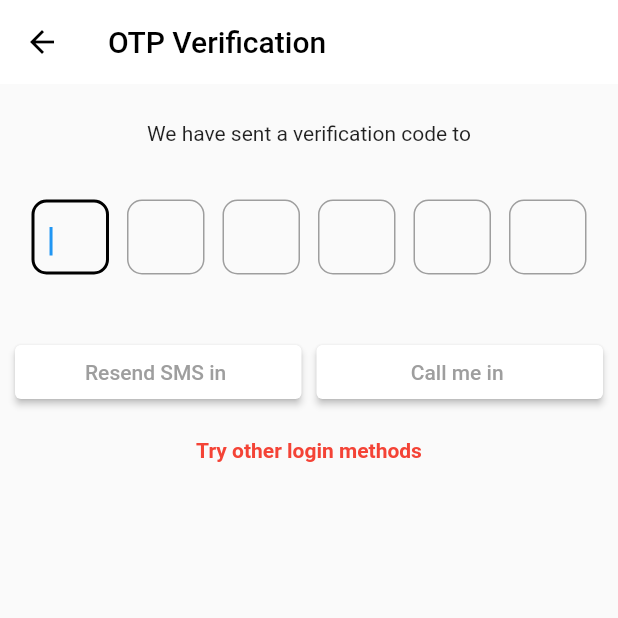
After one commit to salahvk/Zomato, a Flutter app: the OtpPage screen opened directly, on a phone screen of 412 x 824 dp, the top half of it. The commit adds this screen. Run offline on Flutter 3.47's test engine with Material 2 defaults, Android fonts, the phone set to English and light mode, and no system bars; our stand-ins replace country_code_picker.

Commit message:
Otp page UI work finished

```diff
--- a/lib/screens/login.dart
+++ b/lib/screens/login.dart
@@ -1,5 +1,6 @@
 import 'package:country_code_picker/country_code_picker.dart';
 import 'package:flutter/material.dart';
+import 'package:zomato/screens/otpPage.dart';
 
 class Home extends StatelessWidget {
   const Home({Key? key}) : super(key: key);
@@ -9,6 +10,8 @@ class Home extends StatelessWidget {
     final height = MediaQuery.of(context).size.height;
     final width = MediaQuery.of(context).size.width;
     double wid = width.toDouble();
+    // final formkeys = GlobalKey<FormState>();
+    final controller = TextEditingController();
 
     return Scaffold(
         body: ListView(
@@ -79,7 +82,15 @@ class Home extends StatelessWidget {
             ),
             Expanded(
                 child: TextFormField(
+              controller: controller,
               keyboardType: TextInputType.number,
+              // validator: (value) {
+              //   if (value != null && value.length < 10) {
+              //     return 'Enter your Phone number';
+              //   } else {
+              //     return null;
+              //   }
+              // },
               decoration: InputDecoration(
                   hintText: 'Enter phone number',
                   border: OutlineInputBorder(
@@ -93,7 +104,17 @@ class Home extends StatelessWidget {
         Padding(
           padding: const EdgeInsets.all(15.0),
           child: ElevatedButton(
-            onPressed: () {},
+            onPressed: () {
+              final text = double.parse(controller.text);
+              if (text >= 10) {
+                ScaffoldMessenger.of(context).showSnackBar(
+                    const SnackBar(content: Text('Submitting form')));
+
+                Navigator.push(context, MaterialPageRoute(builder: (context) {
+                  return OtpPage();
+                }));
+              }
+            },
             child: Text('Continue'),
             style: ElevatedButton.styleFrom(primary: Colors.red),
           ),
--- /dev/null
+++ b/lib/screens/otpPage.dart
@@ -0,0 +1,79 @@
+import 'package:flutter/material.dart';
+import 'package:zomato/widgets/widgets.dart';
+
+class OtpPage extends StatelessWidget {
+  const OtpPage({Key? key}) : super(key: key);
+
+  @override
+  Widget build(BuildContext context) {
+    return Scaffold(
+        appBar: AppBar(
+          elevation: 0,
+          iconTheme: IconThemeData(color: Colors.black),
+          backgroundColor: Colors.white,
+          title: Text(
+            'OTP Verification',
+            style: TextStyle(color: Colors.black),
+          ),
+        ),
+        body: ListView(
+          children: [
+            SizedBox(
+              height: 25,
+            ),
+            Text(
+              'We have sent a verification code to',
+              textAlign: TextAlign.center,
+            ),
+            SizedBox(
+              height: 15,
+            ),
+            Padding(
+              padding: const EdgeInsets.all(15.0),
+              child: Row(
+                children: [
+                  OtpField(),
+                  OtpField(),
+                  OtpField(),
+                  OtpField(),
+                  OtpField(),
+                  OtpField()
+                ],
+              ),
+            ),
+            SizedBox(height: 10),
+            Padding(
+              padding: const EdgeInsets.all(10.0),
+              child: Row(
+                children: [
+                  Expanded(
+                    child: ElevatedButton(
+                        style: ElevatedButton.styleFrom(
+                            primary: Colors.white, onPrimary: Colors.grey),
+                        onPressed: () {},
+                        child: Text('Resend SMS in ')),
+                  ),
+                  SizedBox(
+                    width: 10,
+                  ),
+                  Expanded(
+                      child: ElevatedButton(
+                          style: ElevatedButton.styleFrom(
+                              primary: Colors.white, onPrimary: Colors.grey),
+                          onPressed: () {},
+                          child: Text('Call me in ')))
+                ],
+              ),
+            ),
+            SizedBox(
+              height: 10,
+            ),
+            Text(
+              'Try other login methods',
+              style: TextStyle(color: Colors.red, fontWeight: FontWeight.bold),
+              textAlign: TextAlign.center,
+            )
+          ],
+        ));
+  }
+}
--- /dev/null
+++ b/lib/widgets/widgets.dart
@@ -0,0 +1,31 @@
+import 'package:flutter/material.dart';
+import 'package:flutter/services.dart';
+
+class OtpField extends StatelessWidget {
+  const OtpField({Key? key}) : super(key: key);
+
+  @override
+  Widget build(BuildContext context) {
+    return Expanded(
+      child: Container(
+        margin: EdgeInsets.all(6),
+        width: 40,
+        height: 50,
+        child: TextField(
+          keyboardType: TextInputType.number,
+          maxLength: 1,
+          autofocus: true,
+          decoration: InputDecoration(
+              counterText: '',
+              enabledBorder: OutlineInputBorder(
+                  borderRadius: BorderRadius.circular(10),
+                  borderSide:
+                      BorderSide(width: 1, color: Colors.grey.shade500)),
+              focusedBorder: OutlineInputBorder(
+                  borderRadius: BorderRadius.circular(10),
+                  borderSide: BorderSide(width: 2))),
+        ),
+      ),
+    );
+  }
+}
```
